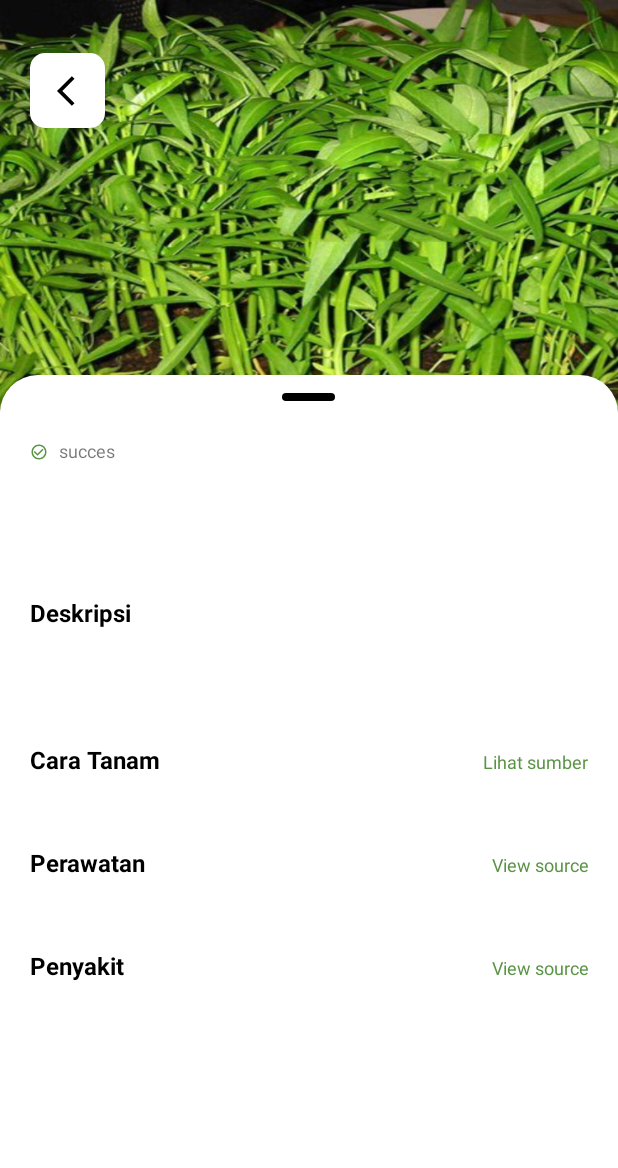
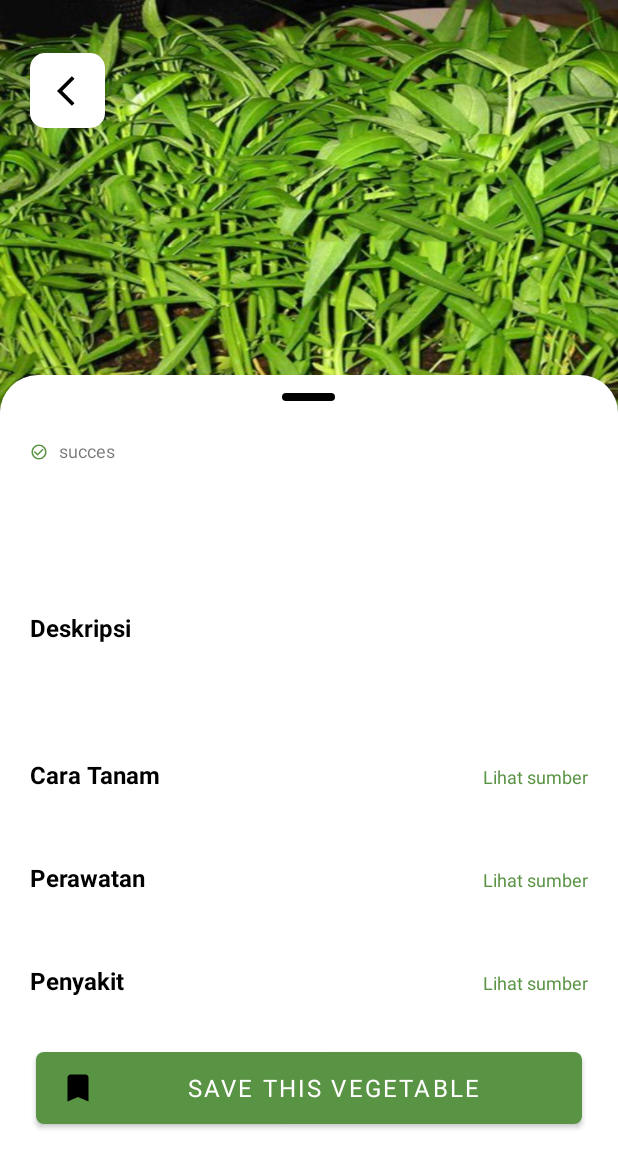
Before and after one commit to nineneel/vegefinder-mobile, an Android app: the DetailExploreActivity screen opened directly, with no data from a screen before it, on a phone screen of 412 x 824 dp. Shown: the top 1168 px of the screen. Run offline under Robolectric (Android 15) with nearby library versions, the phone set to English and light mode, and no system bars; pictures from the network do not load.

Commit message:
Update detail explore

```diff
--- a/app/src/main/java/com/dicoding/vegefinder/Activity/DetailExploreActivity.kt
+++ b/app/src/main/java/com/dicoding/vegefinder/Activity/DetailExploreActivity.kt
@@ -33,7 +33,9 @@ class DetailExploreActivity : AppCompatActivity() {
 
 
         val name = intent.getStringExtra("name")
-        val types = intent.getStringArrayListExtra("types")
+        val typesName = intent.getStringArrayListExtra("typesName")
+        val typesGroupName = intent.getIntegerArrayListExtra("typesGroupsName")
+        val images = intent.getStringArrayListExtra("images")
         val description = intent.getStringExtra("description")
         val descriptionSource = intent.getStringExtra("descriptionSource")
         val thumbnail = intent.getStringExtra("thumbnail")
@@ -41,6 +43,8 @@ class DetailExploreActivity : AppCompatActivity() {
         val howToPlantSource = intent.getStringExtra("howToPlantSource")
         val plantCare = intent.getStringExtra("plantCare")
         val plantCareSource = intent.getStringExtra("plantCareSource")
+        val plantDisease = intent.getStringExtra("plantDisease")
+        val plantDiseaseSource = intent.getStringExtra("plantDiseaseSource")
 
         val nameTextView = findViewById<TextView>(R.id.tv_name)
         val recyclerViewType = findViewById<RecyclerView>(R.id.rv_types)
@@ -51,11 +55,16 @@ class DetailExploreActivity : AppCompatActivity() {
         val howToPlantTextViewSource = findViewById<TextView>(R.id.tv_how_to_plant_source)
         val plantCareTextView = findViewById<TextView>(R.id.tv_plant_care)
         val plantCareTextViewSource = findViewById<TextView>(R.id.tv_plant_care_source)
+        val plantDiseaseTextView = findViewById<TextView>(R.id.tv_plant_disease)
+        val plantDiseaseTextViewSource = findViewById<TextView>(R.id.tv_plant_disease_source)
 
-//        Log.d("DEBUG", "TEST TYPE $types")
+//        Log.d("DEBUG", "TEST TYPE ${thumbnail}")
 
         recyclerViewType.layoutManager = LinearLayoutManager(this, LinearLayoutManager.HORIZONTAL, false)
-        recyclerViewType.adapter = types?.let { TypeTagAdapter(it, this) }
+        recyclerViewType.adapter = typesName?.let { typesGroupName?.let { it1 ->
+            TypeTagAdapter(it,
+                it1, this)
+        } }
 
         Glide.with(thumbnailImageView)
             .asBitmap()
@@ -76,6 +85,11 @@ class DetailExploreActivity : AppCompatActivity() {
             val websiteIntent = Intent(Intent.ACTION_VIEW, Uri.parse(plantCareSource))
             startActivity(websiteIntent)
         }
+        plantDiseaseTextView.text = plantDisease
+        plantDiseaseTextViewSource.setOnClickListener{
+            val websiteIntent = Intent(Intent.ACTION_VIEW, Uri.parse(plantDiseaseSource))
+            startActivity(websiteIntent)
+        }
     }
 
     override fun onOptionsItemSelected(item: MenuItem): Boolean {
--- a/app/src/main/res/layout/activity_detailexplore.xml
+++ b/app/src/main/res/layout/activity_detailexplore.xml
@@ -77,6 +77,7 @@
                     android:layout_width="match_parent"
                     android:layout_height="wrap_content"
                     android:layout_marginTop="25dp"
+                    android:layout_marginBottom="10dp"
                     android:text="adada"
                     android:textColor="@android:color/black"
                     android:textSize="24sp"
@@ -188,7 +189,7 @@
                         android:id="@+id/tv_plant_care_source"
                         android:layout_width="match_parent"
                         android:layout_height="wrap_content"
-                        android:text="View source"
+                        android:text="Lihat sumber"
                         android:gravity="right"
                         android:textColor="@color/green"
                         android:textSize="12dp" />
@@ -227,9 +228,10 @@
                         android:textStyle="bold" />
 
                     <TextView
+                        android:id="@+id/tv_plant_disease_source"
                         android:layout_width="match_parent"
                         android:layout_height="wrap_content"
-                        android:text="View source"
+                        android:text="Lihat sumber"
                         android:gravity="right"
                         android:textColor="@color/green"
                         android:textSize="12dp" />
@@ -237,12 +239,25 @@
                 </LinearLayout>
 
                 <TextView
-                    android:id="@+id/txPenyakit"
+                    android:id="@+id/tv_plant_disease"
                     android:layout_width="match_parent"
                     android:layout_height="wrap_content"
                     android:layout_marginTop="10dp"
                     android:textColor="@android:color/black"
-                    android:textSize="14sp" />
+                    android:textSize="12sp" />
+
+                <Button
+                    android:id="@+id/btn_saved"
+                    android:layout_width="match_parent"
+                    android:layout_height="wrap_content"
+                    android:layout_marginHorizontal="4dp"
+                    android:layout_marginTop="10dp"
+                    android:layout_marginBottom="25dp"
+                    android:background="@drawable/button_scan"
+                    android:drawableLeft="@drawable/ic_saved"
+                    android:text="Save this vegetable"
+                    android:textColor="@color/white"
+                    android:textSize="16sp"/>
 
             </LinearLayout>
 
```
Also changed, not shown: app/src/main/java/com/dicoding/vegefinder/Adapter/ExploreAdapter.kt (+5 -2 lines), app/src/main/java/com/dicoding/vegefinder/Adapter/TypeTagAdapter.kt (+26 -4 lines), app/src/main/res/layout/item_type.xml (+4 -7 lines).
